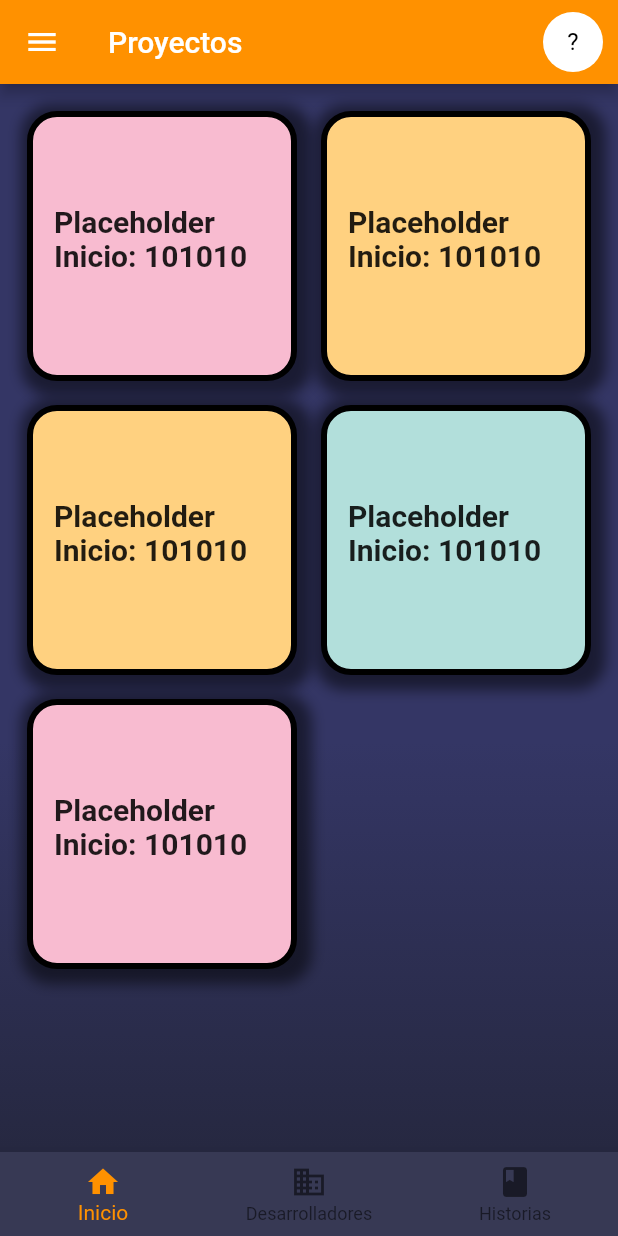
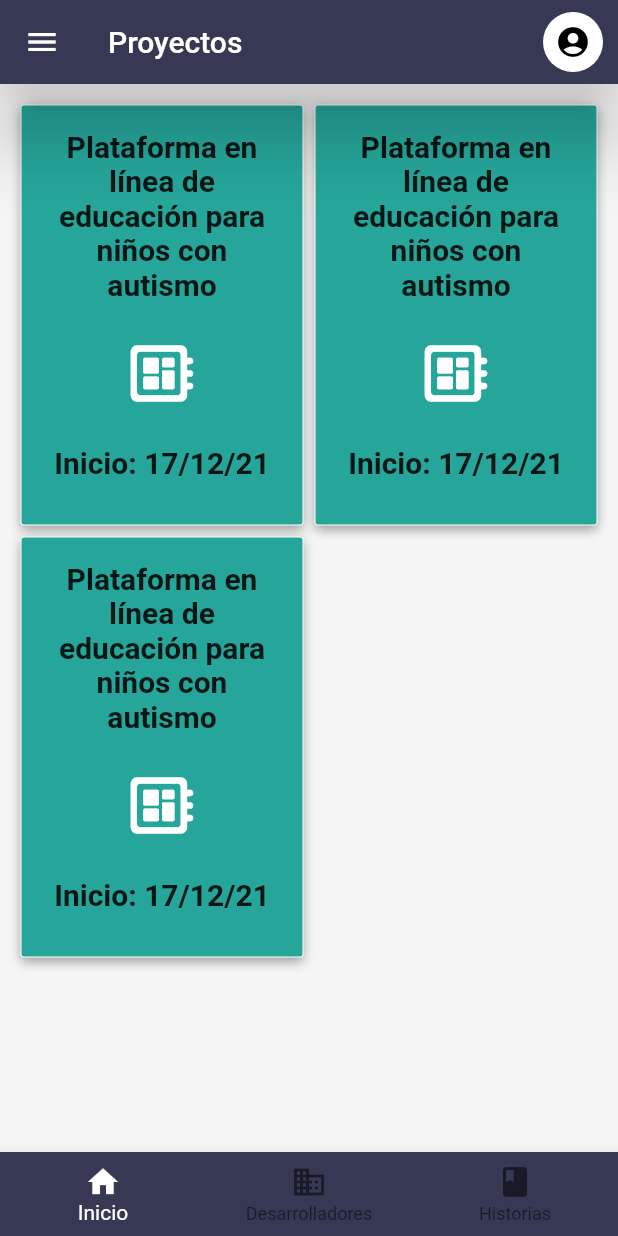
Before and after one commit to Fraxkg/Kome-on, a Flutter app: the screen it shows after launch, on a phone screen of 412 x 824 dp. Run offline on Flutter 3.47's test engine with Material 2 defaults, Android fonts, the phone set to English and light mode, and no system bars.

Commit message:
first commit

```diff
--- a/lib/src/pages/home_page.dart
+++ b/lib/src/pages/home_page.dart
@@ -14,42 +14,45 @@ class _HomePageState extends State<HomePage> {
 
   final appBars=[
     AppBar(
+        elevation: 20,
         title: Text("Proyectos"),
-        backgroundColor: _colorMainHome(400),
+        backgroundColor: Color.fromRGBO(55, 57, 84, 1.0),
         actions: <Widget>[
           Container(
             margin: EdgeInsets.only(right: 10.0),
             child: CircleAvatar(
 
-              child: Text('?',style: TextStyle(color: Colors.black),),
+              child: Icon(Icons.account_circle,color: Colors.black,),
               backgroundColor: Colors.white,
             ),
           )
         ]
       ),
     AppBar(
+        elevation: 20,
         title: Text("Desarrolladores"),
-        backgroundColor: _colorMainDeve(400),
+        backgroundColor: Color.fromRGBO(55, 57, 84, 1.0),
         actions: <Widget>[
           Container(
             margin: EdgeInsets.only(right: 10.0),
             child: CircleAvatar(
 
-              child: Text('?',style: TextStyle(color: Colors.black),),
+              child: Icon(Icons.account_circle,color: Colors.black,),
               backgroundColor: Colors.white,
             ),
           )
         ]
       ),
       AppBar(
+        elevation: 20,
         title: Text("Historias"),
-        backgroundColor: _colorMainStories(400),
+        backgroundColor: Color.fromRGBO(55, 57, 84, 1.0),
         actions: <Widget>[
           Container(
             margin: EdgeInsets.only(right: 10.0),
             child: CircleAvatar(
 
-              child: Text('?',style: TextStyle(color: Colors.black),),
+              child: Icon(Icons.account_circle,color: Colors.black,),
               backgroundColor: Colors.white,
             ),
           )
@@ -71,11 +74,10 @@ class _HomePageState extends State<HomePage> {
         Wrap(
 
           children: <Widget>[
-            _cardPostick(queryData,0),
-            _cardPostick(queryData,1),
-            _cardPostick(queryData,1),
-            _cardPostick(queryData,2),
-            _cardPostick(queryData,0),
+            _cardPostick(queryData),
+            _cardPostick(queryData),
+            _cardPostick(queryData),
+
 
           ],
         )
@@ -89,18 +91,9 @@ class _HomePageState extends State<HomePage> {
     return Container(
       width:double.infinity,
       height: double.infinity,
-      decoration: BoxDecoration(
-        gradient: LinearGradient(
-          begin: FractionalOffset(0.0, 0.6),
-          end: FractionalOffset(0.0, 1.0),
-          colors: [
-            Color.fromRGBO(52, 54, 101, 1.0),
-            Color.fromRGBO(35, 37, 57, 1.0)
-          ]
-        )
-      ),
+
       child: Scaffold(
-          backgroundColor: Colors.transparent,
+          backgroundColor: Colors.grey[100],
           appBar: appBars[_indexNave],
           drawer: Drawer(
 
@@ -109,7 +102,7 @@ class _HomePageState extends State<HomePage> {
           bottomNavigationBar: Theme(
             data: Theme.of(context).copyWith(
             canvasColor: Color.fromRGBO(55, 57, 84, 1.0),
-            primaryColor: Colors.pinkAccent,
+            primaryColor: Colors.white,
             textTheme: Theme.of(context).textTheme
               .copyWith( caption: TextStyle( color: Color.fromRGBO(116, 117, 152, 1.0) ) )
             ),
@@ -131,7 +124,7 @@ class _HomePageState extends State<HomePage> {
                 ),
               ],
               currentIndex: _indexNave,
-              selectedItemColor: _colorNavBar(_indexNave),
+              selectedItemColor: Colors.white,
               onTap: _onItemTapped,
             ),
           ),
@@ -149,132 +142,56 @@ class _HomePageState extends State<HomePage> {
   }
 }
 //generacion de proyectos
-Widget _cardPostick(MediaQueryData screenWidth, int color){
+Widget _cardPostick(MediaQueryData screenWidth){
 
-  return Stack(
-      children: <Widget>[
+  return  InkWell(
+    child: Padding(
 
-        InkWell(
-          child: Padding(
-            padding: const EdgeInsets.all(8.0),
+      padding: const EdgeInsets.all(4.0),
       child: Container(
+
+        child:Column(
+          children: [
+            Text(
+
+              "Plataforma en línea de educación para niños con autismo"+"\n",
+              textAlign: TextAlign.center,
+              style: TextStyle(fontWeight: FontWeight.bold, fontSize: 20,),
+              ),
+            Icon(Icons.developer_board_rounded,size:50,color: Colors.white,),
+            Text(
+              "\n"+"Inicio: 17/12/21",
+              style: TextStyle(fontWeight: FontWeight.bold, fontSize: 20),)
+          ],
+        ),
+
         padding: EdgeInsets.all(16.0),
-              width: screenWidth.size.width/2-26,
-              height: screenWidth.size.width/2-26,
+        width: screenWidth.size.width/2-18,
+        height: 280,
+
         decoration: BoxDecoration(
-                color: _colorPostick(color),
-                border: Border.all(
-                  color: Colors.black,
-                  width: 4,
-                ),
-                borderRadius: BorderRadius.all( Radius.circular(20)),
-
           boxShadow: [
             BoxShadow(
-                    color: Colors.black.withOpacity(0.5),
-                    spreadRadius: 7,
-                    blurRadius: 7,
-                    offset: Offset(3, 3), // changes position of shadow
+              color: Colors.grey,
+              offset: Offset(0.0, 3.0), //(x,y)
+              blurRadius: 6.0,
             ),
           ],
+          color: Colors.teal[400],
+          border: Border.all(
+
+            color: Colors.white,
+            width: 0,
+          ),
+          borderRadius: BorderRadius.all( Radius.circular(2)),
         ),
       ),
     ),
     onTap: (){
 
     },
-        ),
-
-        InkWell(
-
-          child: Padding(
-            padding: const EdgeInsets.all(10.0),
-            child: Container(
-              padding: EdgeInsets.only(left: 16.0, right: 16.0, bottom: 16.0, top: 60.0),
-             // color:Color.fromRGBO(120, 245, 90, 0.2),
-              height: 120,
-              width: 170,
-
-              child: Text("Placeholder"+"\n"+"Inicio: 101010",
-                style: TextStyle(fontWeight: FontWeight.bold, fontSize: 20),
-              ),
-
-            ),
-          ),
-
-          onTap: (){
-
-          },
-        ),
-
-      ]
-
   );
 }
 
-//Colorcitos
-_colorMainHome(int intensidad){
-    return Colors.orangeAccent[intensidad];
-  }
-_colorMainDeve(int intensidad){
-    return Colors.teal[intensidad];
-  }
-_colorMainStories(int intensidad){
-    return Colors.pink[intensidad];
-  }
-// _colorAzul(int intensidad){
-//     return Colors.lightBlue[intensidad];
-//   }
-_colorPostick(color){
-  switch(color){
-  case 0:
-     return Colors.pink[100];
-    break;
-  case 1:
-      return Colors.orangeAccent[100];
-    break;
-  case 2:
-      return Colors.teal[100];
-    break;
-  default:
-  return Colors.amber[100];
-    break;
-}
-
-}
-_colorNavBar(index){
-  switch(index){
-    case 0:
-
-      return Colors.orangeAccent[400];
-      break;
-    case 1:
-
-      return Colors.teal[400];
-      break;
-    case 2:
-
-      return Colors.pink[400];
-      break;
-    default:
-
-      return Colors.orangeAccent[400];
-      break;
-
-  }
-}
-
-
-
-// Widget _postick(){
-//   return Container(
-//     child: FadeInImage(
-
-//       image: AssetImage('assets/postick.png'),
-//       placeholder: AssetImage('assets/loading.gif'),
-//       fadeInDuration: Duration(milliseconds:200),
-
-//       fit: BoxFit.fill,
-//     ),
-//   );
-// }
+//colorcitos
+//Color.fromRGBO(55, 57, 84, 1.0),
```
Lines whose indentation alone changed are shown as unchanged.
